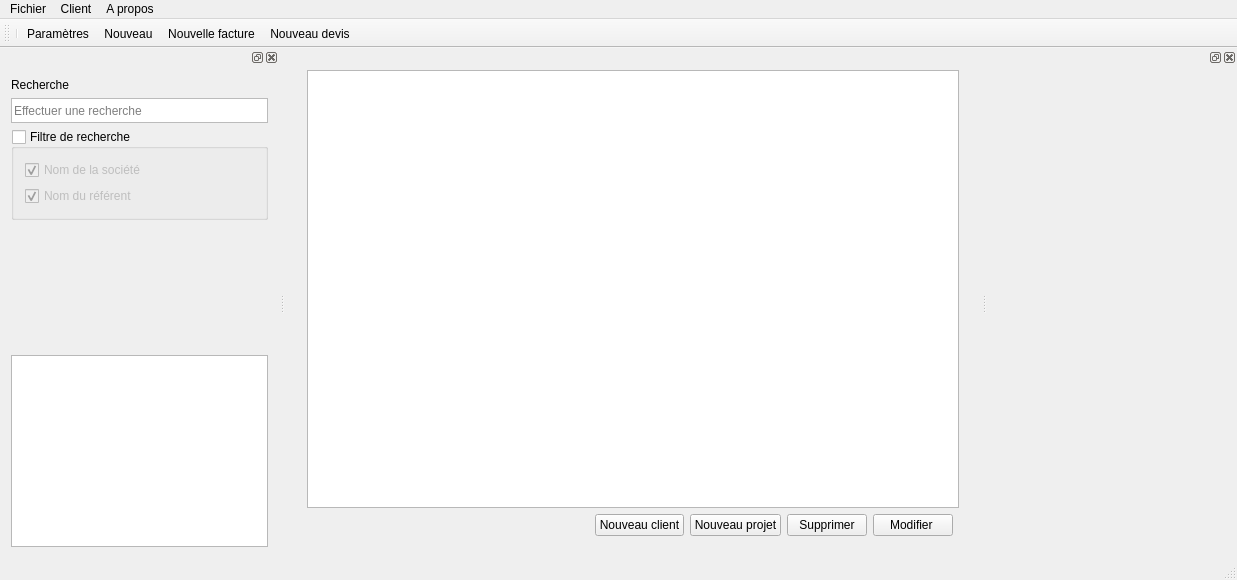
This is src/mainwindow.ui in FACT-Team/FactDev as Qt 5 draws it before an edit. The edited form follows.
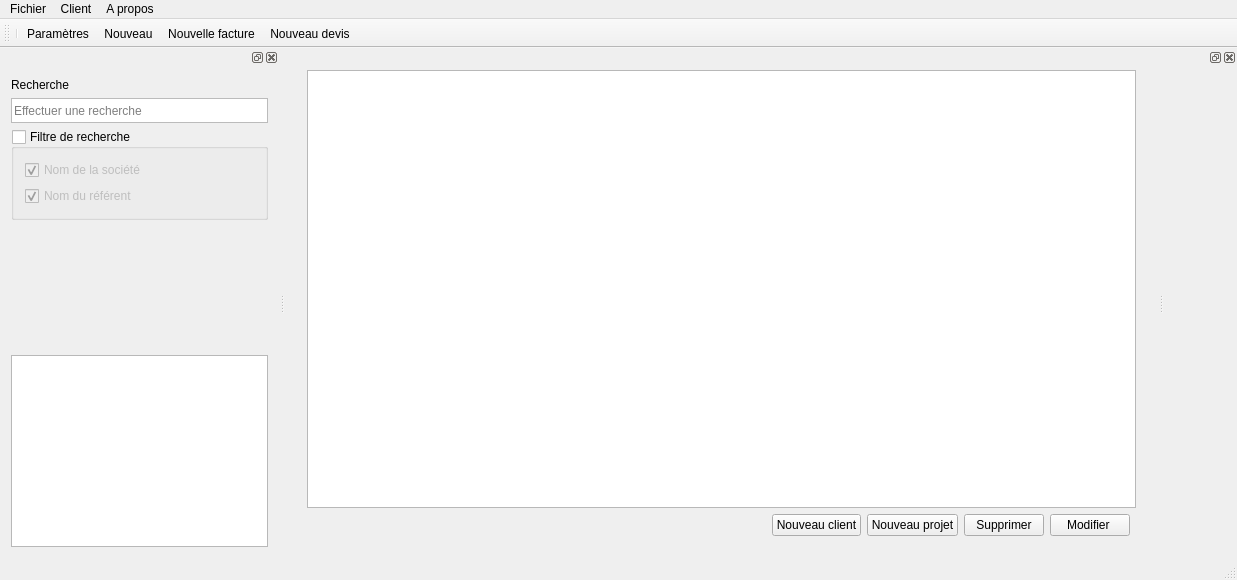
This is the edited form. Icons and pictures are not drawn. Custom widgets are drawn as their Qt base class.

Patch:
```diff
--- a/src/mainwindow.ui
+++ b/src/mainwindow.ui
@@ -276,7 +276,7 @@
   <widget class="QDockWidget" name="dockWidget_2">
    <property name="minimumSize">
     <size>
-     <width>250</width>
+     <width>73</width>
      <height>466</height>
     </size>
    </property>
@@ -285,7 +285,7 @@
    </attribute>
    <widget class="QWidget" name="dockWidgetContents_2">
     <layout class="QGridLayout" name="gridLayout_5">
-     <item row="2" column="0">
+     <item row="1" column="0">
       <spacer name="verticalSpacer_2">
        <property name="orientation">
         <enum>Qt::Vertical</enum>
@@ -308,16 +308,6 @@
        </property>
       </widget>
      </item>
-     <item row="1" column="0">
-      <widget class="ProjectsWidget" name="widget" native="true">
-       <property name="minimumSize">
-        <size>
-         <width>0</width>
-         <height>100</height>
-        </size>
-       </property>
-      </widget>
-     </item>
     </layout>
    </widget>
   </widget>
@@ -431,12 +421,6 @@
    <header>widgets/customerdatawidget.h</header>
    <container>1</container>
   </customwidget>
-  <customwidget>
-   <class>ProjectsWidget</class>
-   <extends>QWidget</extends>
-   <header>widgets/projectswidget.h</header>
-   <container>1</container>
-  </customwidget>
  </customwidgets>
  <resources>
   <include location="icons.qrc"/>
```
